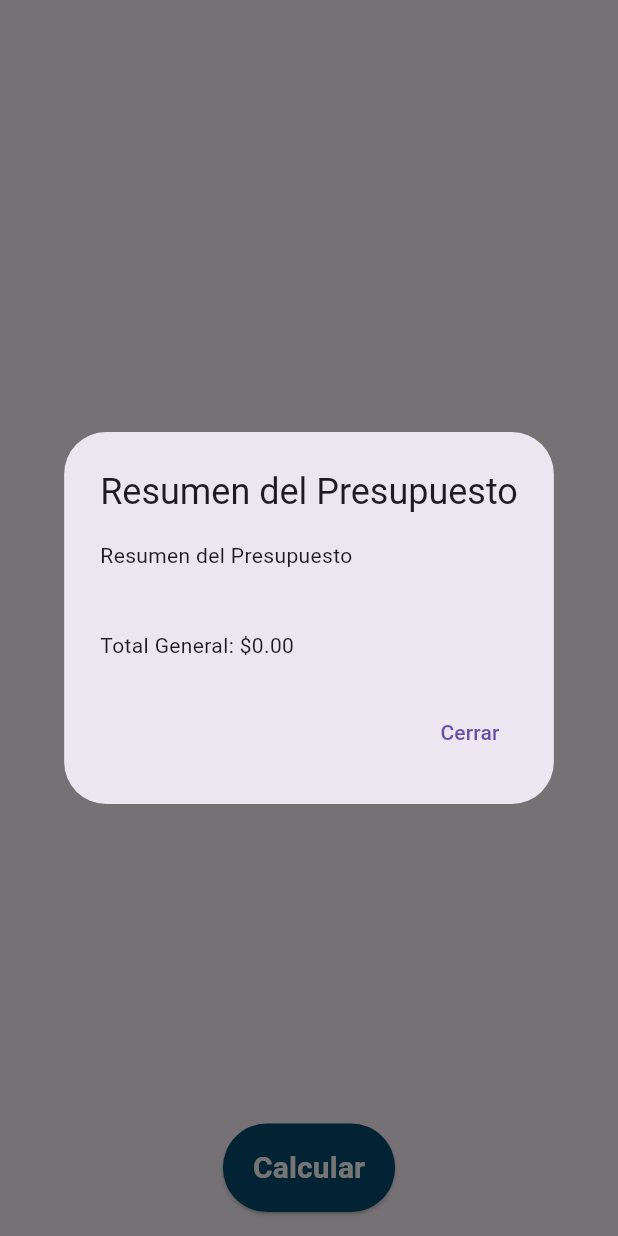
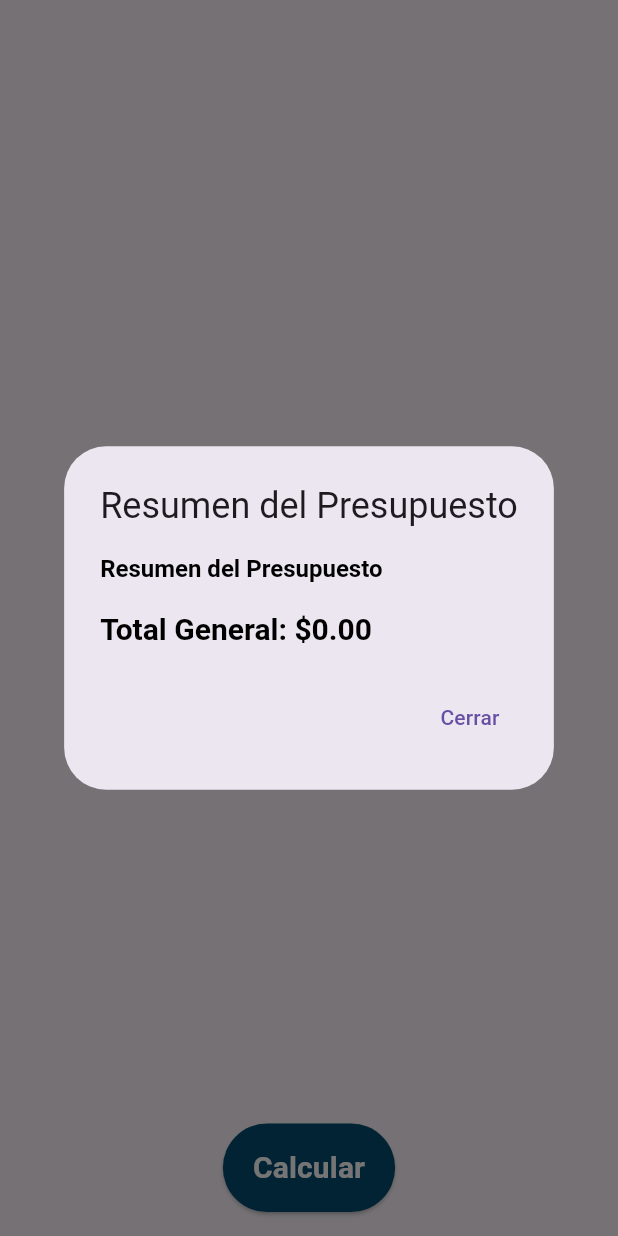
Before and after one commit to MarcoARamirezS/appArquitectos, a Flutter app: the PresSubcatPage screen opened directly with empty values, after a tap on "Calcular", on a phone screen of 412 x 824 dp. Run offline on Flutter 3.47's test engine with Material 3 defaults, Android fonts, the phone set to English and light mode, and no system bars; our stand-ins replace csv, flutter_svg, shared_preferences; accounts and stored records are empty; project files that could hold a hidden picture were left out.

Commit message:
Cambios pequeños realizados

```diff
--- a/apparq/lib/Presupuesto/obra/pres_subcat.dart
+++ b/apparq/lib/Presupuesto/obra/pres_subcat.dart
@@ -2,6 +2,7 @@ import 'package:flutter/material.dart';
 import 'package:csv/csv.dart';
 import 'package:flutter/services.dart' show ByteData, FilteringTextInputFormatter, rootBundle;
 import 'package:shared_preferences/shared_preferences.dart';
+import 'package:intl/intl.dart';
 import 'dart:convert';
 
 class PresSubcatPage extends StatefulWidget {
@@ -46,7 +47,7 @@ class _PresSubcatPageState extends State<PresSubcatPage> {
     final opcionMayusculas = removeAccents(widget.opcion.toUpperCase());
     String ruta = '${widget.categoriaSeleccionada}/$subcategoriaMayusculas/$opcionMayusculas/archivo.csv';
     String rutaRegion = 'REGION/$selectedRegion/$selectedRegion.csv';
-    print(selectedRegion);
+    //print(selectedRegion);
 
     try {
       final ByteData data = await rootBundle.load('assets/csv/$ruta');
@@ -129,17 +130,50 @@ class _PresSubcatPageState extends State<PresSubcatPage> {
                             collapsedIconColor: const Color(0xFF044C70),
                             title: Text(subcategoria.nombre),
                             children: [
-                              ...subcategoria.productos.map((producto) => Table(
+                              Table(
                                 border: TableBorder.all(),
                                 columnWidths: const {
-                                  // Ancho de las columnas
-                                  0: FlexColumnWidth(3.1), // Columna del nombre
-                                  1: FlexColumnWidth(1), // Columna de la cantidad
-                                  2: FlexColumnWidth(0.7), // Columna de la unidad
+                                  0: FlexColumnWidth(2.6), // Columna del nombre
+                                  1: FlexColumnWidth(1.2), // Columna de la cantidad
+                                  2: FlexColumnWidth(1.0), // Columna de la unidad
                                   3: FlexColumnWidth(1.2), // Columna del precio
                                 },
                                 children: [
-                                  TableRow(
+                                  // Fila de títulos
+                                  const TableRow(
+                                    children: [
+                                      TableCell(
+                                        verticalAlignment: TableCellVerticalAlignment.middle,
+                                        child: Padding(
+                                          padding: EdgeInsets.all(8.0),
+                                          child: Text('Nombre', style: TextStyle(fontWeight: FontWeight.bold), textAlign: TextAlign.center),
+                                        ),
+                                      ),
+                                      TableCell(
+                                        verticalAlignment: TableCellVerticalAlignment.middle,
+                                        child: Padding(
+                                          padding: EdgeInsets.all(8.0),
+                                          child: Text('Cantidad', style: TextStyle(fontWeight: FontWeight.bold), textAlign: TextAlign.center),
+                                        ),
+                                      ),
+                                      TableCell(
+                                        verticalAlignment: TableCellVerticalAlignment.middle,
+                                        child: Padding(
+                                          padding: EdgeInsets.all(8.0),
+                                          child: Text('Unidad', style: TextStyle(fontWeight: FontWeight.bold), textAlign: TextAlign.center),
+                                        ),
+                                      ),
+                                      TableCell(
+                                        verticalAlignment: TableCellVerticalAlignment.middle,
+                                        child: Padding(
+                                          padding: EdgeInsets.all(8.0),
+                                          child: Text('Precio', style: TextStyle(fontWeight: FontWeight.bold), textAlign: TextAlign.center),
+                                        ),
+                                      ),
+                                    ],
+                                  ),
+                                  // Filas de datos para cada producto
+                                  ...subcategoria.productos.map((producto) => TableRow(
                                     children: [
                                       TableCell(
                                         verticalAlignment: TableCellVerticalAlignment.middle,
@@ -159,6 +193,7 @@ class _PresSubcatPageState extends State<PresSubcatPage> {
                                           inputFormatters: [
                                             FilteringTextInputFormatter.allow(RegExp(r'^\d*\.?\d*')),
                                           ],
+                                          textAlign: TextAlign.center,
                                           initialValue: producto.cantidad.toString(),
                                           onChanged: (String valor) {
                                             setState(() {
@@ -171,20 +206,20 @@ class _PresSubcatPageState extends State<PresSubcatPage> {
                                         verticalAlignment: TableCellVerticalAlignment.middle,
                                         child: Padding(
                                           padding: const EdgeInsets.all(8.0),
-                                          child: Center(child: Text(producto.unidad)),
+                                          child: Center(child: Text(producto.unidad, textAlign: TextAlign.center)),
                                         ),
                                       ),
                                       TableCell(
                                         verticalAlignment: TableCellVerticalAlignment.middle,
                                         child: Padding(
                                           padding: const EdgeInsets.all(8.0),
-                                          child: Center(child: Text('\$${producto.precio}')),
+                                          child: Center(child: Text('\$${producto.precio}', textAlign: TextAlign.center)),
                                         ),
                                       ),
                                     ],
-                                  ),
+                                  )).toList(),
                                 ],
-                              )).toList(),
+                              )
                             ],
                           ),
                         )
@@ -199,19 +234,20 @@ class _PresSubcatPageState extends State<PresSubcatPage> {
             padding: const EdgeInsets.all(16.0),
             child: ElevatedButton(
               onPressed: () {
-                String resumen = generarResumenTicket();
                 showDialog(
                   context: context,
                   builder: (BuildContext context) {
                     return AlertDialog(
-                      title: Text('Resumen del Presupuesto'),
+                      title: const Text('Resumen del Presupuesto'),
                       content: SingleChildScrollView(
-                        child: Text(resumen),
+                        child: RichText(
+                          text: generarResumenTicket(),
+                        ),
                       ),
                       actions: [
                         TextButton(
                           onPressed: () => Navigator.pop(context),
-                          child: Text('Cerrar'),
+                          child: const Text('Cerrar'),
                         ),
                       ],
                     );
@@ -237,31 +273,47 @@ class _PresSubcatPageState extends State<PresSubcatPage> {
     );
   }
 
-  String generarResumenTicket() {
-    String resumen = 'Resumen del Presupuesto\n\n';
+  TextSpan generarResumenTicket() {
+    List<TextSpan> children = [
+      const TextSpan(text: 'Resumen del Presupuesto\n\n', style: TextStyle(fontWeight: FontWeight.bold)),
+    ];
+
     double totalGeneral = 0.0;
-
     List<Categoria?> categoriasConProductos = obtenerCategoriasConProductos();
 
     for (var categoria in categoriasConProductos) {
-      resumen += 'CategorÃ­a: ${categoria?.nombre}\n';
+      children.add(
+        TextSpan(text: 'Categoría: ${categoria?.nombre}\n', style: const TextStyle(fontWeight: FontWeight.bold))
+      );
 
       for (var subcategoria in categoria!.subcategorias) {
-        resumen += '  - ${subcategoria.nombre}\n';
+        children.add(TextSpan(text: '  - ${subcategoria.nombre}\n'));
 
         for (var producto in subcategoria.productos) {
           double precioTotalProducto = producto.cantidad * producto.precio;
           totalGeneral += precioTotalProducto;
-          resumen += '    * ${producto.nombre} (${producto.cantidad} ${producto.unidad}) - \$${precioTotalProducto.toStringAsFixed(2)}\n'; // Detalle del producto
+          children.add(TextSpan(text: '    * ${producto.nombre} (${producto.cantidad} ${producto.unidad}) - \$${precioTotalProducto.toStringAsFixed(2)}\n'));
         }
       }
 
-      resumen += '\n';
+      children.add(const TextSpan(text: '\n'));
     }
 
-    resumen += '\nTotal General: \$${totalGeneral.toStringAsFixed(2)}';
-    return resumen;
+    final formattedTotal = NumberFormat.currency(locale: 'es_MX', symbol: '\$').format(totalGeneral);
+
+    children.add(TextSpan(
+      text: 'Total General: $formattedTotal',
+      style: const TextStyle(
+        color: Colors.black,
+        fontWeight: FontWeight.bold,
+        fontSize: 20,
+      ),
+    ));
+
+    return TextSpan(style: const TextStyle(fontSize: 16, color: Colors.black), children: children);
   }
+
+
 
   List<Categoria?> obtenerCategoriasConProductos() {
     return categoriasList.map((categoria) {
--- a/apparq/pubspec.yaml
+++ b/apparq/pubspec.yaml
@@ -38,6 +38,7 @@ dependencies:
   csv: 6.0.0
   flutter_svg: ^2.0.10+1
   shared_preferences: ^2.2.3
+  intl: ^0.19.0
 
 dev_dependencies:
   flutter_test:
```
Also changed, not shown: apparq/lib/Presupuesto/obra/categorias.dart (+6 -6 lines), apparq/pubspec.lock.
